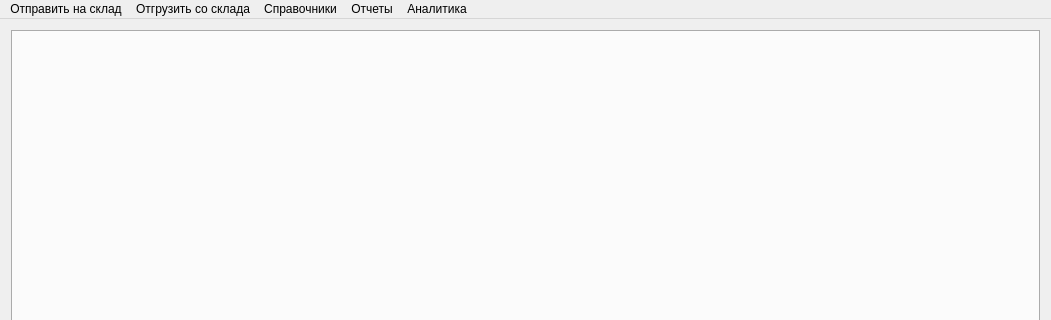
Qt form mainwindow.ui (Sergeyego/warehouse) before a commit; both pictures show x 0 to 1051 and y 0 to 320 of the 1051 by 662 pixel window.
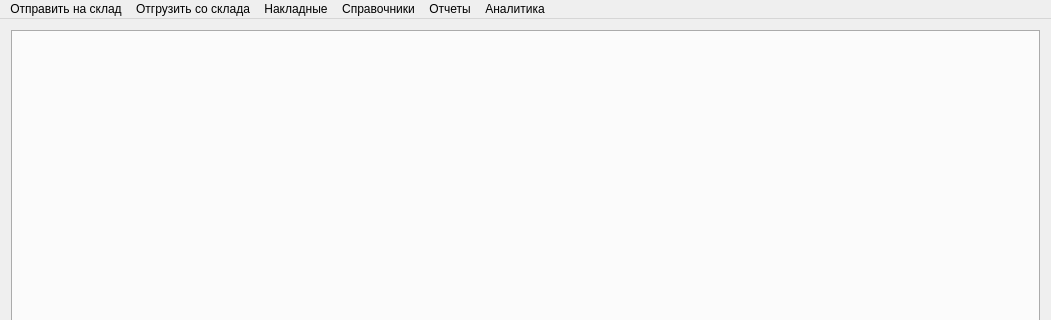
The same form after that commit.

Commit message: накладные для электродов

```diff
--- a/mainwindow.ui
+++ b/mainwindow.ui
@@ -74,8 +74,16 @@
     <addaction name="actionAnShipEl"/>
     <addaction name="actionAnShipWire"/>
    </widget>
+   <widget class="QMenu" name="menu_6">
+    <property name="title">
+     <string>Накладные</string>
+    </property>
+    <addaction name="actionAccNaklEl"/>
+    <addaction name="actionAccNaklWire"/>
+   </widget>
    <addaction name="menu"/>
    <addaction name="menu_2"/>
+   <addaction name="menu_6"/>
    <addaction name="menu_3"/>
    <addaction name="menu_4"/>
    <addaction name="menu_5"/>
```
Left out of the diff: 10 changed lines with no effect on the pictures. The commit also changes 11 other files.
